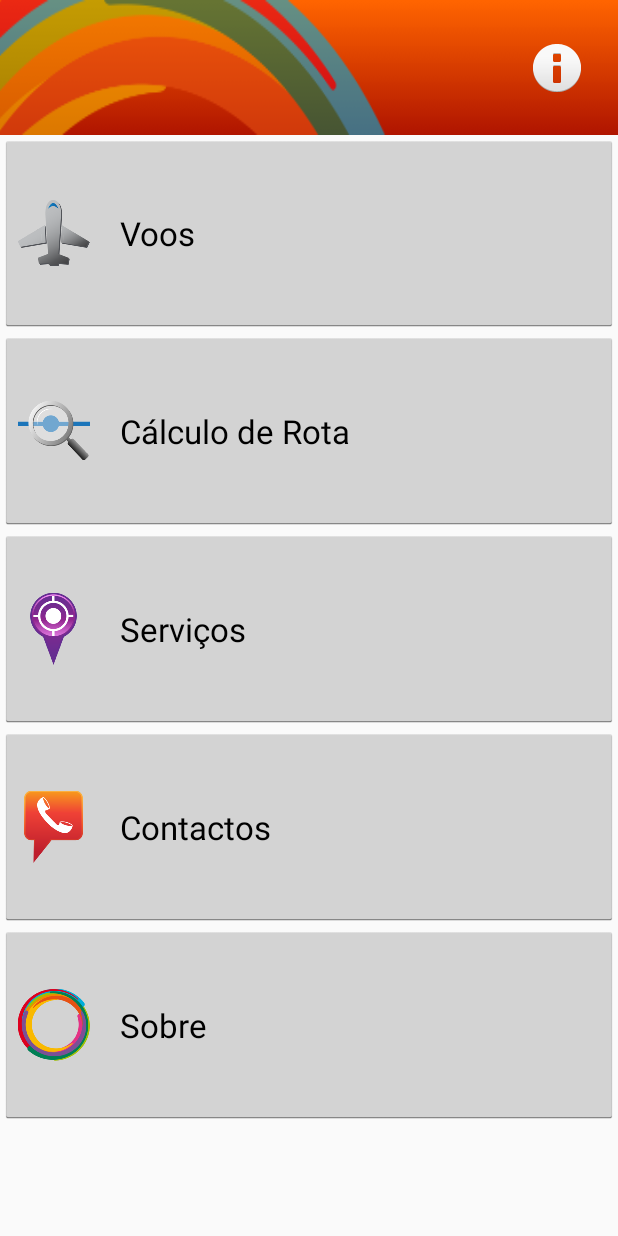
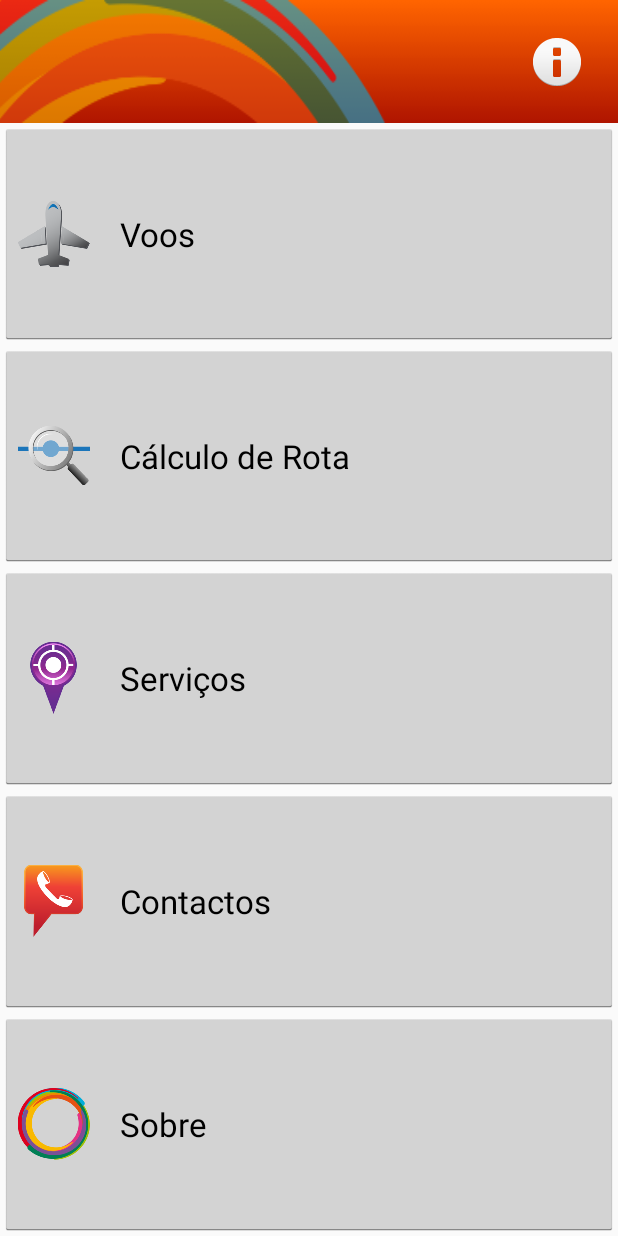
Before and after one commit to Ladeiras/OnTheMove, an Android app: the MenuActivity screen opened directly, with no data from a screen before it, on a phone screen of 412 x 824 dp. Run offline under Robolectric (Android 15) with nearby library versions, the phone set to English and light mode, and no system bars.

Commit message:
notificações

```diff
--- a/App/OnTheMove/onthemove/src/main/java/com/moksie/onthemove/activities/MenuActivity.java
+++ b/App/OnTheMove/onthemove/src/main/java/com/moksie/onthemove/activities/MenuActivity.java
@@ -3,13 +3,19 @@ package com.moksie.onthemove.activities;
 import android.app.Activity;
 import android.app.FragmentManager;
 import android.app.FragmentTransaction;
+import android.content.Context;
 import android.content.Intent;
 import android.os.Bundle;
 import android.os.Parcelable;
 import android.support.v4.app.FragmentActivity;
+import android.util.Log;
 import android.view.View;
+import android.view.ViewGroup;
 import android.view.Window;
 import android.widget.Button;
+import android.widget.LinearLayout;
+import android.widget.Toast;
+
 import com.moksie.onthemove.R;
 import com.moksie.onthemove.fragments.FooterFragment;
 import com.moksie.onthemove.fragments.HeaderFragment;
@@ -17,10 +23,15 @@ import com.moksie.onthemove.objects.Aeroporto;
 import com.moksie.onthemove.objects.Voo;
 import com.moksie.onthemove.utilities.FileIO;
 
+import java.util.concurrent.Executors;
+import java.util.concurrent.ScheduledExecutorService;
+import java.util.concurrent.TimeUnit;
+
 public class MenuActivity extends FragmentActivity {
 
     private Aeroporto aeroporto;
     private Voo vooASeguir;
+    private Context ctx = this;
 
     @Override
     protected void onCreate(Bundle savedInstanceState)
@@ -57,6 +68,16 @@ public class MenuActivity extends FragmentActivity {
                 MenuActivity.this.startActivity(intent);
             }
         });
+
+        ScheduledExecutorService scheduler =
+                Executors.newSingleThreadScheduledExecutor();
+
+        scheduler.scheduleAtFixedRate
+                (new Runnable() {
+                    public void run() {
+                        //Toast.makeText(ctx,"TOSTA",3000).show();
+                    }
+                }, 5, 5, TimeUnit.SECONDS);
     }
 
     @Override
@@ -84,6 +105,7 @@ public class MenuActivity extends FragmentActivity {
 
     public void updateFooter()
     {
+        LinearLayout layout = (LinearLayout) findViewById(R.id.menu_resizable);
         FooterFragment footer = (FooterFragment) getSupportFragmentManager()
                 .findFragmentById(R.id.menu_footer);
 
@@ -97,8 +119,18 @@ public class MenuActivity extends FragmentActivity {
             FooterFragment.setVoo(tempVoo);
             FooterFragment.updateVoo(this);
             FooterFragment.setVisibility(true);
+
+            layout.setLayoutParams(
+                    new LinearLayout.LayoutParams(ViewGroup.LayoutParams.MATCH_PARENT,0,8f)
+            );
         }
-        else FooterFragment.setVisibility(false);
+        else
+        {
+            FooterFragment.setVisibility(false);
+            layout.setLayoutParams(
+                    new LinearLayout.LayoutParams(ViewGroup.LayoutParams.MATCH_PARENT,0,9f)
+            );
+        }
 
         footer.updateVisibility();
     }
--- a/App/OnTheMove/onthemove/src/main/java/com/moksie/onthemove/tasks/BackGroundTask2.java
+++ b/App/OnTheMove/onthemove/src/main/java/com/moksie/onthemove/tasks/BackGroundTask2.java
@@ -1,7 +1,10 @@
 package com.moksie.onthemove.tasks;
 
+import android.app.ProgressDialog;
 import android.os.AsyncTask;
 import android.util.Log;
+
+import com.moksie.onthemove.activities.MenuActivity;
 
 import org.apache.http.HttpEntity;
 import org.apache.http.HttpResponse;
--- a/App/OnTheMove/onthemove/src/main/res/layout/activity_menu.xml
+++ b/App/OnTheMove/onthemove/src/main/res/layout/activity_menu.xml
@@ -4,20 +4,30 @@
     android:orientation="vertical"
     android:layout_width="fill_parent"
     android:layout_height="fill_parent"
-    android:weightSum="100">
+    android:weightSum="10">
 
     <fragment
         android:name="com.moksie.onthemove.fragments.HeaderFragment"
         android:layout_width="fill_parent"
         android:layout_height="0dp"
-        android:layout_weight="11"
+        android:layout_weight="1"
         tools:layout="@layout/fragment_header"
         android:id="@+id/menu_header" />
+
+    <LinearLayout
+        xmlns:android="http://schemas.android.com/apk/res/android"
+        xmlns:tools="http://schemas.android.com/tools"
+        android:orientation="vertical"
+        android:id="@+id/menu_resizable"
+        android:layout_width="fill_parent"
+        android:layout_height="0dp"
+        android:layout_weight="8"
+        android:weightSum="10">
 
         <Button
             android:layout_width="fill_parent"
             android:layout_height="0dp"
-        android:layout_weight="16"
+            android:layout_weight="2"
             android:text="@string/botao_voos"
             android:id="@+id/voos_button"
             android:drawableLeft="@drawable/ic_icon_voos"
@@ -29,7 +39,7 @@
         <Button
             android:layout_width="fill_parent"
             android:layout_height="0dp"
-        android:layout_weight="16"
+            android:layout_weight="2"
             android:text="@string/botao_calculoderota"
             android:id="@+id/moveme_button"
             android:drawableLeft="@drawable/ic_icon_calculorota"
@@ -41,7 +51,7 @@
         <Button
             android:layout_width="fill_parent"
             android:layout_height="0dp"
-        android:layout_weight="16"
+            android:layout_weight="2"
             android:text="@string/botao_serviços"
             android:id="@+id/servicos_button"
             android:drawableLeft="@drawable/ic_icon_servicos"
@@ -53,7 +63,7 @@
         <Button
             android:layout_width="fill_parent"
             android:layout_height="0dp"
-        android:layout_weight="16"
+            android:layout_weight="2"
             android:text="@string/botao_contactos"
             android:id="@+id/contactos_button"
             android:drawableLeft="@drawable/ic_icon_contactos"
@@ -65,7 +75,7 @@
         <Button
             android:layout_width="fill_parent"
             android:layout_height="0dp"
-        android:layout_weight="16"
+            android:layout_weight="2"
             android:text="@string/botao_sobre"
             android:id="@+id/sobre_button"
             android:drawableLeft="@drawable/ic_icon_sobre"
@@ -74,11 +84,13 @@
             android:gravity="center|left"
             android:textAppearance="@android:style/TextAppearance.Large" />
 
+    </LinearLayout>
+
     <fragment
         android:name="com.moksie.onthemove.fragments.FooterFragment"
         android:layout_width="fill_parent"
         android:layout_height="0dp"
-        android:layout_weight="9"
+        android:layout_weight="1"
         tools:layout="@layout/fragment_footer"
         android:id="@+id/menu_footer"/>
 
--- a/App/OnTheMove/onthemove/src/main/res/layout/activity_voo_info.xml
+++ b/App/OnTheMove/onthemove/src/main/res/layout/activity_voo_info.xml
@@ -77,7 +77,7 @@
         android:layout_width="fill_parent"
         android:layout_height="0dp"
         android:layout_weight="8"
-        android:id="@+id/scrollView"
+        android:id="@+id/voo_info_resizable"
         >
 
         <LinearLayout
```
Also changed, not shown: App/OnTheMove/onthemove/src/main/java/com/moksie/onthemove/activities/VooInfoActivity.java (+65 -2 lines). Lines whose indentation alone changed are shown as unchanged.
